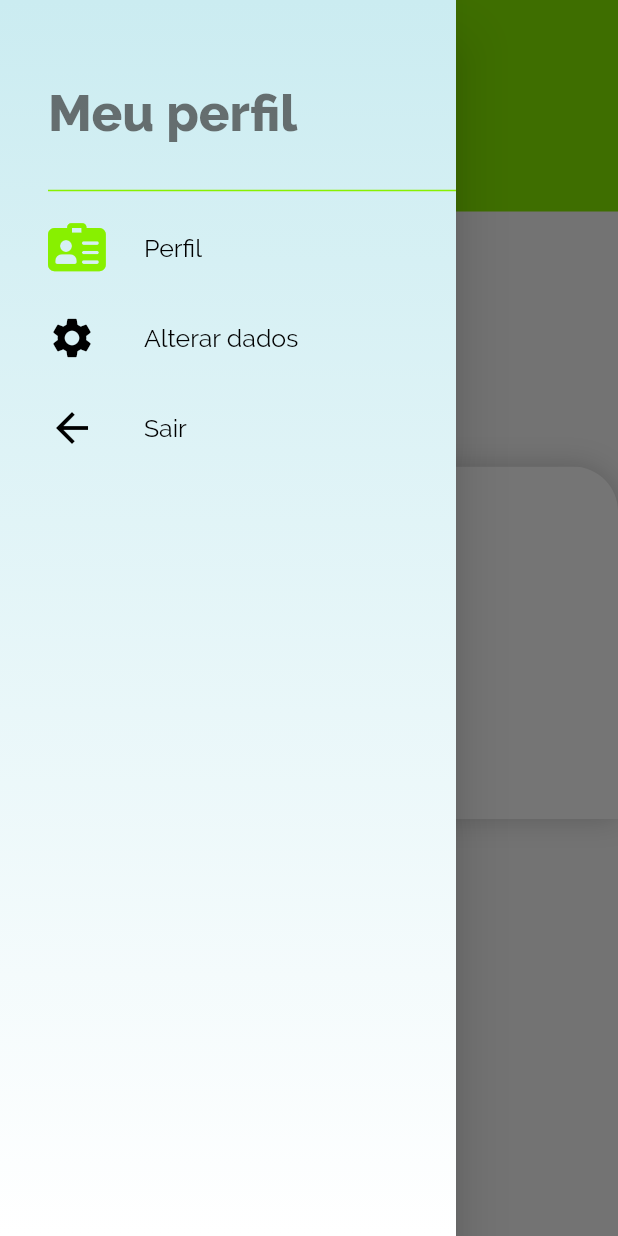
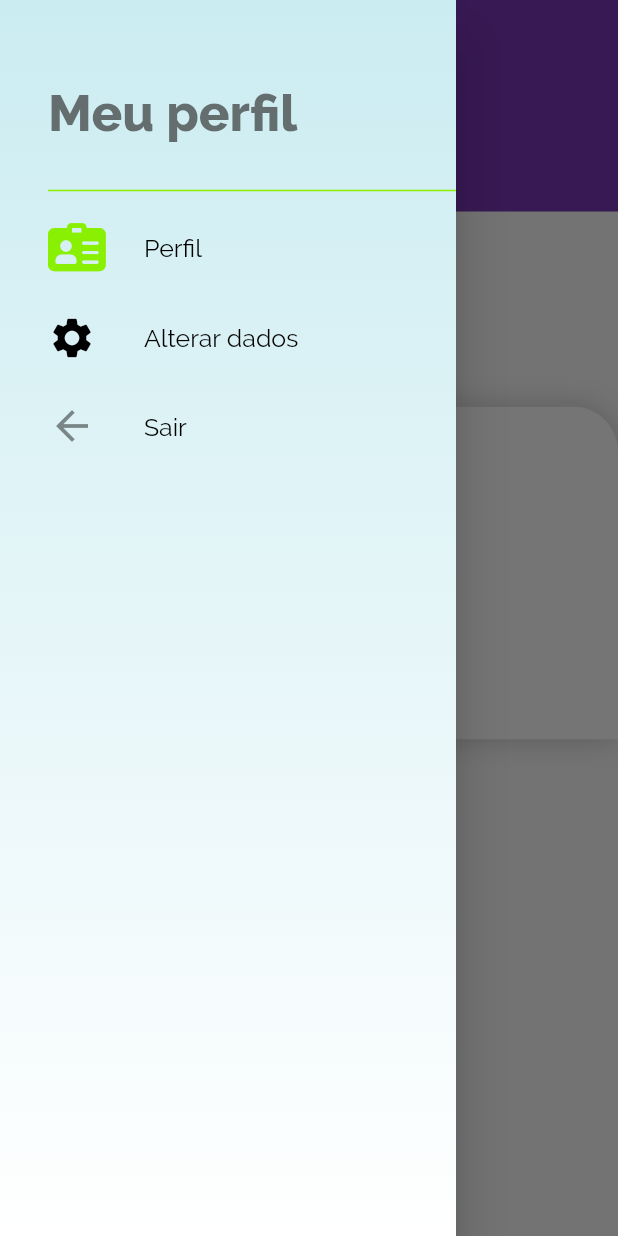
Before and after one commit to GabrielleBarbosa/SmartHummus, a Flutter app: the ManagePerfilScreen screen opened directly, with the side drawer open, on a phone screen of 412 x 824 dp. Run offline on Flutter 3.47's test engine with Material 2 defaults, Android fonts, the light colour scheme and no system bars; our stand-ins replace cloud_firestore, firebase_auth, fl_chart, google_fonts, google_sign_in, percent_indicator; accounts and stored records are empty.

Commit message:
Desenvolvimento de Telas
- Tela de Compra
- Resolução de erros de responsibilidade
- Drawer resolvido

```diff
--- a/app/smarthummus_app/lib/icons/smart_hummus_icons_icons.dart
+++ b/app/smarthummus_app/lib/icons/smart_hummus_icons_icons.dart
@@ -42,4 +42,7 @@ class SmartHummusIcons {
   static const IconData alert = IconData(0xe812, fontFamily: _kFontFam, fontPackage: _kFontPkg);
   static const IconData alright = IconData(0xe813, fontFamily: _kFontFam, fontPackage: _kFontPkg);
   static const IconData leaf = IconData(0xe814, fontFamily: _kFontFam, fontPackage: _kFontPkg);
+  static const IconData medal = IconData(0xe815, fontFamily: _kFontFam, fontPackage: _kFontPkg);
+  static const IconData starman = IconData(0xe816, fontFamily: _kFontFam, fontPackage: _kFontPkg);
+  static const IconData bag = IconData(0xe817, fontFamily: _kFontFam, fontPackage: _kFontPkg);
 }
--- a/app/smarthummus_app/lib/screens/home_screen.dart
+++ b/app/smarthummus_app/lib/screens/home_screen.dart
@@ -1,6 +1,7 @@
 import 'package:flutter/material.dart';
 import 'package:smarthummusapp/icons/smart_hummus_icons_icons.dart';
 import 'package:smarthummusapp/screens/feed_screen.dart';
+import 'package:smarthummusapp/screens/manage_perfil_screen.dart';
 import 'package:smarthummusapp/screens/perfil_screen.dart';
 import 'package:smarthummusapp/screens/shopping_screen.dart';
 
@@ -13,7 +14,7 @@ class HomeScreen extends StatefulWidget {
 
 class _HomeScreenState extends State<HomeScreen> {
 
-  static List<Widget> _pages = [FeedScreen(), ShoppingScreen(), ComposterScreen(), Container(color: Colors.purple), PerfilScreen()];
+  static List<Widget> _pages = [FeedScreen(), ShoppingScreen(), ComposterScreen(), Container(color: Colors.purple), ManagePerfilScreen()];
   final color = Colors.white;
 
   @override
--- a/app/smarthummus_app/lib/screens/humidity_screen.dart
+++ b/app/smarthummus_app/lib/screens/humidity_screen.dart
@@ -36,16 +36,16 @@ class _HumidityScreenState extends State<HumidityScreen> {
                 Padding(
                   padding: EdgeInsets.only(left: 20.0, top: 20.0),
                   child: LinearPercentIndicator(
-                    width: MediaQuery.of(context).size.width / 1.6,
+                    width: MediaQuery.of(context).size.width / 1.8,
                     lineHeight: 23.0,
                     percent: humidityValue,
                     backgroundColor: Color.fromRGBO(195, 214, 220, 100.0),
                     progressColor: Color.fromRGBO(0, 179, 224, 100.0),
                     leading: Padding(
-                      padding: EdgeInsets.only(right: 10.0),
+                      padding: EdgeInsets.only(right: 20.0),
                       child: Text((humidityValue*100).toString() + "%",
                         style: GoogleFonts.raleway(
-                          fontSize: 20,
+                          fontSize: 18,
                         ),),
                     ),
                   ),
--- a/app/smarthummus_app/lib/screens/manage_perfil_screen.dart
+++ b/app/smarthummus_app/lib/screens/manage_perfil_screen.dart
@@ -1,7 +1,10 @@
 import 'dart:async';
 import 'package:flutter/material.dart';
 import 'package:google_fonts/google_fonts.dart';
+import 'package:smarthummusapp/screens/feed_screen.dart';
+import 'package:smarthummusapp/screens/home_screen.dart';
 import 'package:smarthummusapp/screens/perfil_screen.dart';
+import 'package:smarthummusapp/screens/setting_screen.dart';
 import 'package:smarthummusapp/screens/setting_screen.dart';
 import 'package:smarthummusapp/screens/sign_in_screen.dart';
 import 'package:smarthummusapp/screens/sign_up_screen.dart';
@@ -26,7 +29,7 @@ class _ManagePerfilScreenState extends State<ManagePerfilScreen> {
               leading: Builder(
                 builder: (BuildContext context) {
                   return IconButton(
-                    icon: const Icon(Icons.short_text, color: Colors.white, size: 50.0,),
+                    icon: const Icon(Icons.short_text, color: Colors.white, size: 50.0),
                     onPressed: () {
                       Scaffold.of(context).openDrawer();
                     },
@@ -35,7 +38,7 @@ class _ManagePerfilScreenState extends State<ManagePerfilScreen> {
                 },
               ),
               elevation: 0,
-              backgroundColor: Color.fromRGBO(136, 240, 0, 1.0),
+              backgroundColor: Color.fromRGBO(121, 55, 180, 1.0),
             ),
             body: PerfilScreen(),
             drawer: CustomDrawer(_pageController),
@@ -48,12 +51,6 @@ class _ManagePerfilScreenState extends State<ManagePerfilScreen> {
               drawer: CustomDrawer(_pageController),
               body: SettingScreen()
           ),
-          Container(
-            color: Colors.yellow,
-          ),
-          Container(
-            color: Colors.blue,
-          ),
         ],
       );
   }
--- a/app/smarthummus_app/lib/screens/perfil_screen.dart
+++ b/app/smarthummus_app/lib/screens/perfil_screen.dart
@@ -12,15 +12,6 @@ class PerfilScreen extends StatefulWidget {
 }
 
 class _PerfilScreenState extends State<PerfilScreen> {
-
-  void _signOut() async{
-    bool logOut = await Database.signOut();
-    if(logOut){
-      Navigator.pop(context);
-      Navigator.push(context, MaterialPageRoute (builder: (context) => SignInScreen()));
-    }
-  }
-
   @override
   Widget build(BuildContext context) {
     return SingleChildScrollView(
@@ -30,11 +21,11 @@ class _PerfilScreenState extends State<PerfilScreen> {
           children: <Widget>[
             Container(
               color: Colors.transparent,
-              height: 170.0,
+              height: 130,
             ),
             Container(
-              color: Color.fromRGBO(136, 240, 0, 1.0),
-              height: 85.0,
+              color: Color.fromRGBO(121, 55, 180, 1.0),
+              height: 85,
             ),
             Positioned.fill(
                 child: Align(
@@ -111,8 +102,12 @@ class _PerfilScreenState extends State<PerfilScreen> {
                           color: Color.fromRGBO(55, 55, 55, 0.65)),
                     ),
                   ),
-                  buildActivities(Icons.adb, "Maoe", Colors.lightGreen),
-                  buildActivities(SmartHummusIcons.pig, "PORCO", Colors.pinkAccent),
+                  buildActivities(SmartHummusIcons.bag, "TEXTO",
+                      Color.fromRGBO(107, 109, 255, 1.0)),
+                  buildActivities(SmartHummusIcons.starman, "TEXTO",
+                      Color.fromRGBO(107, 109, 255, 1.0)),
+                  buildActivities(SmartHummusIcons.medal, "TEXTO",
+                      Color.fromRGBO(107, 109, 255, 1.0)),
                   Padding(
                       padding: EdgeInsets.only(top: 30.0, left: 35.0),
                       child: Align(
@@ -125,10 +120,6 @@ class _PerfilScreenState extends State<PerfilScreen> {
                               color: Color.fromRGBO(55, 55, 55, 0.65)),
                         ),
                       )),
-                  RaisedButton(
-                    child: Text("Sair"),
-                    onPressed: _signOut,
-                  )
                 ],
               ),
             ),
--- a/app/smarthummus_app/lib/screens/sign_in_screen.dart
+++ b/app/smarthummus_app/lib/screens/sign_in_screen.dart
@@ -36,7 +36,7 @@ class _SignInScreenState extends State<SignInScreen> {
     debugPrint((user==null).toString());
     if(email!= "" ){
         if(email.contains("@")) {
-          FirebaseUser user = await Database.signInEmailPass(email, pass);
+          FirebaseUser user = await Database.signInEmailPass(email.trim(), pass);
           if(user != null) {
             Navigator.pop(context);
             Navigator.push(context,
--- a/app/smarthummus_app/lib/screens/temperature_screen.dart
+++ b/app/smarthummus_app/lib/screens/temperature_screen.dart
@@ -84,17 +84,17 @@ class _TemperatureScreenState extends State<TemperatureScreen> {
           Padding(
             padding: EdgeInsets.only(left: 20.0, top: 20.0),
             child: LinearPercentIndicator(
-              width: MediaQuery.of(context).size.width / 1.6,
+              width: MediaQuery.of(context).size.width / 1.8,
               lineHeight: 23.0,
               percent: 0.3,
               backgroundColor: Color.fromRGBO(195, 214, 220, 100.0),
               progressColor: Colors.orangeAccent,
               leading: Padding(
-                padding: EdgeInsets.only(right: 10.0),
+                padding: EdgeInsets.only(right: 20.0),
                 child: new Text(
                   temperatureText,
                   style: GoogleFonts.raleway(
-                    fontSize: 20,
+                    fontSize: 18,
                   ),
                 ),
               ),
--- a/app/smarthummus_app/lib/widgets/custom_drawer.dart
+++ b/app/smarthummus_app/lib/widgets/custom_drawer.dart
@@ -1,8 +1,9 @@
 import 'dart:async';
 import 'package:flutter/material.dart';
 import 'package:google_fonts/google_fonts.dart';
+import 'package:smarthummusapp/database/database.dart';
 import 'package:smarthummusapp/icons/smart_hummus_icons_icons.dart';
-
+import 'package:smarthummusapp/screens/sign_in_screen.dart';
 import 'drawer_tile.dart';
 
 class CustomDrawer extends StatelessWidget {
@@ -39,7 +40,9 @@ class CustomDrawer extends StatelessWidget {
                       child: Text(
                         "Meu perfil",
                         style: GoogleFonts.raleway(
-                            fontSize: 34.0, fontWeight: FontWeight.bold, color: Color.fromRGBO(55, 55, 55, 0.7)),
+                            fontSize: 34.0,
+                            fontWeight: FontWeight.bold,
+                            color: Color.fromRGBO(55, 55, 55, 0.7)),
                       ),
                     ),
                   ],
@@ -48,7 +51,35 @@ class CustomDrawer extends StatelessWidget {
               Divider(color: Color.fromRGBO(136, 240, 0, 1.0), thickness: 1),
               DrawerTile(SmartHummusIcons.name, "Perfil", _pageController, 0),
               DrawerTile(Icons.settings, "Alterar dados", _pageController, 1),
-              DrawerTile(Icons.arrow_back, "Sair", _pageController, 2),
+              ListTile(
+                contentPadding: EdgeInsets.all(0),
+                title: Container(
+                  height: 50.0,
+                  child: Row(
+                    children: <Widget>[
+                      Icon(
+                        Icons.arrow_back,
+                        size: 32.0,
+                      ),
+                      SizedBox(width: 32.0),
+                      Text(
+                        "Sair",
+                        style: TextStyle(fontSize: 16.6, color: Colors.black),
+                      )
+                    ],
+                  ),
+                ),
+                onTap: () async {
+                  bool logOut = await Database.signOut();
+                  if (logOut) {
+                    Navigator.pop(context);
+                    Navigator.push(
+                        context,
+                        MaterialPageRoute(
+                            builder: (context) => SignInScreen()));
+                  }
+                },
+              ),
             ],
           )
         ],
```
Also changed, not shown: app/smarthummus_app/lib/cards/product_card.dart (+7 -7 lines), app/smarthummus_app/lib/main.dart (+5 -9 lines), app/smarthummus_app/lib/screens/gases_screen.dart (+16 -9 lines), app/smarthummus_app/lib/screens/shopping_screen.dart (+70 -24 lines), app/smarthummus_app/assets/icons/SmartHummusIcons.ttf, app/smarthummus_app/assets/images/perfil2.png (added), app/smarthummus_app/pubspec.lock.
